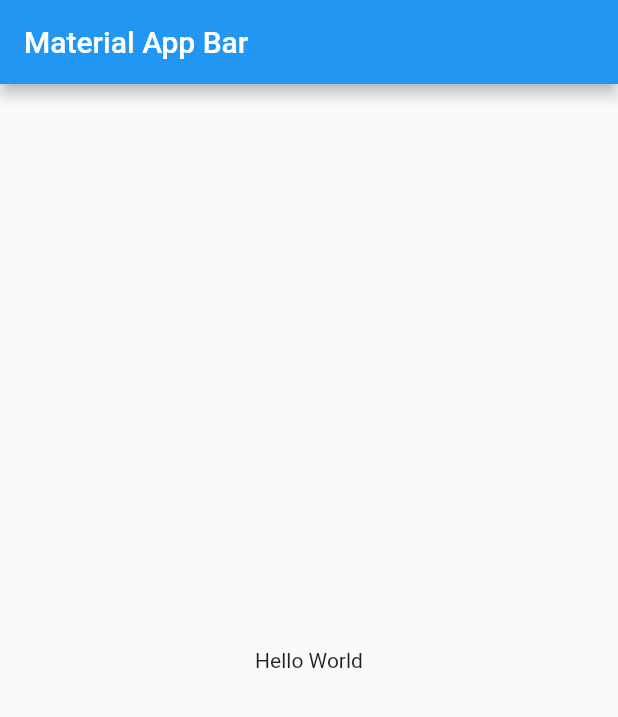
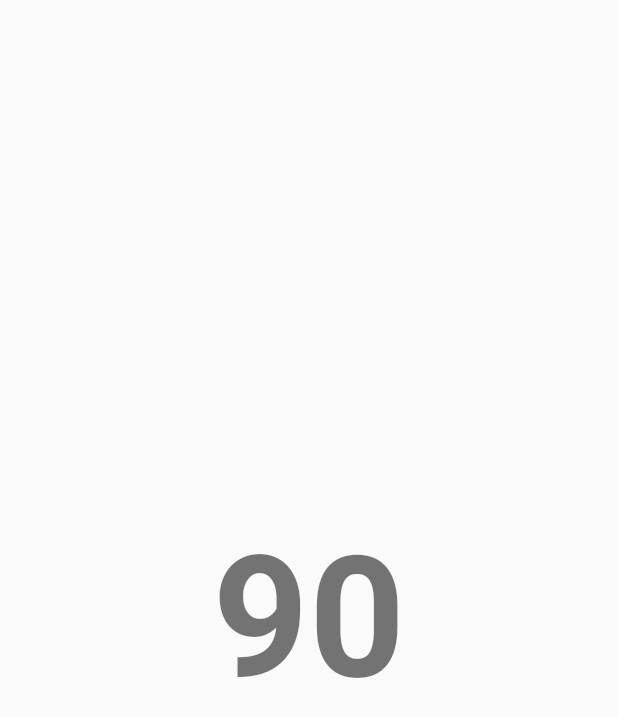
Before and after one commit to rmm93/fresh_breath, a Flutter app: the screen it shows after launch, on a phone screen of 412 x 824 dp. Shown: the top 717 px of the screen. Run offline on Flutter 3.47's test engine with Material 2 defaults, Android fonts, the phone set to English and light mode, and no system bars.

Commit message:
Main Page

```diff
--- a/lib/data/air_quaity_provider.dart
+++ b/lib/data/air_quaity_provider.dart
@@ -2,10 +2,83 @@ import 'package:flutter/foundation.dart';
 import 'package:freshbreath/data/air_quality.dart';
 
 class AirQualityProvider with ChangeNotifier {
-  AirQuality _items = AirQuality();
+  AirQuality _items = AirQuality(
+      status: "ok",
+      data: Data(
+        aqi: 90,
+        idx: 12428,
+        attributions: [
+          Attribution(
+              url: "http://cpcb.nic.in/",
+              name: "CPCB - India Central Pollution Control Board",
+              logo: "India-CPCB.png"),
+          Attribution(
+              url: "https://waqi.info/",
+              name: "World Air Quality Index Project")
+        ],
+        city: City(
+            geo: [30.751462, 76.762879],
+            name: "Sector-25, Chandigarh, India",
+            url: "https://aqicn.org/city/india/chandigarh/sector-25"),
+        dominentpol: "pm25",
+        iaqi: Iaqi(
+            co: Co(v: 2.3),
+            dew: Co(v: 27.1),
+            h: Co(v: 75.05),
+            no2: Co(v: 5.2),
+            o3: Co(v: 15),
+            pm10: Co(v: 56),
+            pm25: Co(v: 90),
+            so2: Co(v: 4),
+            t: Co(v: 33.4),
+            w: Co(v: 0.625)),
+        time: Time(
+            s: DateTime(2020, 06, 27, 21, 00, 00), tz: "+05:30", v: 1593291600),
+        forecast: Forecast(
+          daily: Daily(o3: [
+            O3(avg: 31, day: DateTime(2020 - 06 - 25), max: 43, min: 24),
+            O3(avg: 34, day: DateTime(2020 - 06 - 26), max: 59, min: 15),
+            O3(avg: 41, day: DateTime(2020 - 06 - 27), max: 61, min: 23),
+            O3(avg: 38, day: DateTime(2020 - 06 - 28), max: 60, min: 29),
+            O3(avg: 44, day: DateTime(2020 - 06 - 29), max: 72, min: 31),
+            O3(avg: 47, day: DateTime(2020 - 06 - 30), max: 73, min: 34),
+            O3(avg: 46, day: DateTime(2020 - 07 - 01), max: 72, min: 31),
+            O3(avg: 27, day: DateTime(2020 - 07 - 02), max: 47, min: 27)
+          ], pm10: [
+            O3(avg: 54, day: DateTime(2020 - 06 - 25), max: 56, min: 51),
+            O3(avg: 103, day: DateTime(2020 - 06 - 26), max: 122, min: 61),
+            O3(avg: 107, day: DateTime(2020 - 06 - 27), max: 122, min: 75),
+            O3(avg: 117, day: DateTime(2020 - 06 - 28), max: 122, min: 73),
+            O3(avg: 114, day: DateTime(2020 - 06 - 29), max: 122, min: 80),
+            O3(avg: 55, day: DateTime(2020 - 06 - 30), max: 72, min: 45),
+            O3(avg: 46, day: DateTime(2020 - 07 - 01), max: 57, min: 45),
+            O3(avg: 51, day: DateTime(2020 - 07 - 02), max: 61, min: 45),
+            O3(avg: 97, day: DateTime(2020 - 07 - 03), max: 122, min: 48)
+          ], pm25: [
+            O3(avg: 137, day: DateTime(2020 - 06 - 25), max: 137, min: 137),
+            O3(avg: 142, day: DateTime(2020 - 06 - 26), max: 156, min: 137),
+            O3(avg: 149, day: DateTime(2020 - 06 - 27), max: 158, min: 137),
+            O3(avg: 137, day: DateTime(2020 - 06 - 28), max: 137, min: 137),
+            O3(avg: 137, day: DateTime(2020 - 06 - 29), max: 137, min: 137),
+            O3(avg: 137, day: DateTime(2020 - 06 - 30), max: 137, min: 137),
+            O3(avg: 137, day: DateTime(2020 - 07 - 01), max: 137, min: 137),
+            O3(avg: 133, day: DateTime(2020 - 07 - 02), max: 137, min: 89),
+            O3(avg: 141, day: DateTime(2020 - 07 - 03), max: 156, min: 133)
+          ], uvi: [
+            O3(avg: 2, day: DateTime(2020 - 06 - 27), max: 7, min: 0),
+            O3(avg: 1, day: DateTime(2020 - 06 - 28), max: 8, min: 0),
+            O3(avg: 1, day: DateTime(2020 - 06 - 29), max: 8, min: 0),
+            O3(avg: 1, day: DateTime(2020 - 06 - 30), max: 7, min: 0),
+            O3(avg: 1, day: DateTime(2020 - 07 - 01), max: 6, min: 0),
+            O3(avg: 0, day: DateTime(2020 - 07 - 02), max: 0, min: 0)
+          ]),
+        ),
+        // debug: Debug(
+        //     sync: 2020-06-28T01:13:41+09:00
+        // )
+      ));
 
   AirQuality get items {
     return _items;
   }
-
 }
--- a/lib/main.dart
+++ b/lib/main.dart
@@ -1,5 +1,6 @@
 import 'package:flutter/material.dart';
 import 'package:freshbreath/data/air_quaity_provider.dart';
+import 'package:freshbreath/screens/home_page.dart';
 import 'package:provider/provider.dart';
 
 void main() => runApp(MyApp());
@@ -10,17 +11,7 @@ class MyApp extends StatelessWidget {
     return ChangeNotifierProvider(
       create: (context) => AirQualityProvider(),
       child: MaterialApp(
-        title: 'Material App',
-        home: Scaffold(
-          appBar: AppBar(
-            title: Text('Material App Bar'),
-          ),
-          body: Center(
-            child: Container(
-              child: Text('Hello World'),
-            ),
-          ),
-        ),
+        home: HomePage(),
       ),
     );
   }
--- /dev/null
+++ b/lib/screens/air_first_page.dart
@@ -0,0 +1,63 @@
+import 'package:flutter/material.dart';
+
+class AirFirstPage extends StatefulWidget {
+  const AirFirstPage({
+    Key key,
+    this.fromValue = 1,
+    @required this.toValue,
+    this.duration = const Duration(milliseconds: 1500),
+  })  : assert(fromValue != null),
+        assert(toValue != null),
+        assert(fromValue <= toValue),
+        assert(duration != null),
+        super(key: key);
+
+  final double fromValue;
+  final double toValue;
+  final Duration duration;
+
+  @override
+  State<StatefulWidget> createState() => _AirFirstPageState();
+}
+
+class _AirFirstPageState extends State<AirFirstPage>
+    with SingleTickerProviderStateMixin {
+  Animation<double> _animation;
+  AnimationController _controller;
+
+  String _number;
+
+  @override
+  void initState() {
+    super.initState();
+    _controller = AnimationController(
+      duration: widget.duration,
+      vsync: this,
+    );
+    _animation = Tween<double>(begin: widget.fromValue, end: widget.toValue)
+        .animate(_controller)
+          ..addListener(() {
+            setState(() {
+              _number = _animation.value.toStringAsFixed(0);
+            });
+          });
+    _controller.forward();
+  }
+
+  @override
+  Future<void> dispose() async {
+    _controller.dispose();
+    super.dispose();
+  }
+
+  @override
+  Widget build(BuildContext context) {
+    final textTheme = Theme.of(context).textTheme;
+    return Center(
+      child: Text(
+        '$_number',
+        style: textTheme.headline1.copyWith(fontWeight: FontWeight.bold),
+      ),
+    );
+  }
+}
--- /dev/null
+++ b/lib/screens/home_page.dart
@@ -0,0 +1,23 @@
+import 'package:flutter/material.dart';
+import 'package:freshbreath/data/air_quaity_provider.dart';
+import 'package:freshbreath/screens/air_first_page.dart';
+import 'package:provider/provider.dart';
+
+class HomePage extends StatelessWidget {
+  const HomePage({Key key}) : super(key: key);
+
+  @override
+  Widget build(BuildContext context) {
+    final airData = Provider.of<AirQualityProvider>(context).items;
+    return Scaffold(
+      body: SafeArea(
+        child: PageView(
+          scrollDirection: Axis.vertical,
+          children: [
+            AirFirstPage(toValue: airData.data.aqi.toDouble()),
+          ],
+        ),
+      ),
+    );
+  }
+}
```
